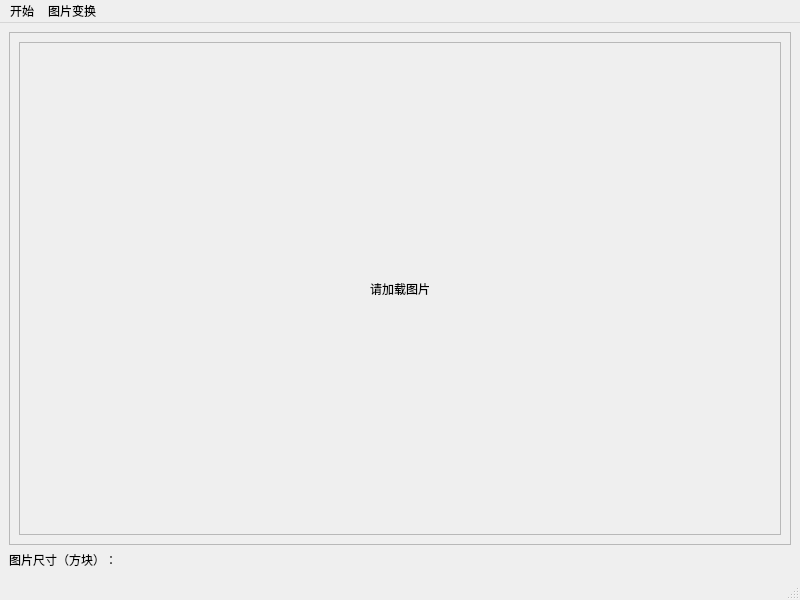
The window that imageCutter/CutterWind.ui (SlopeCraft/SlopeCraft) describes before a commit, drawn with Qt 5.
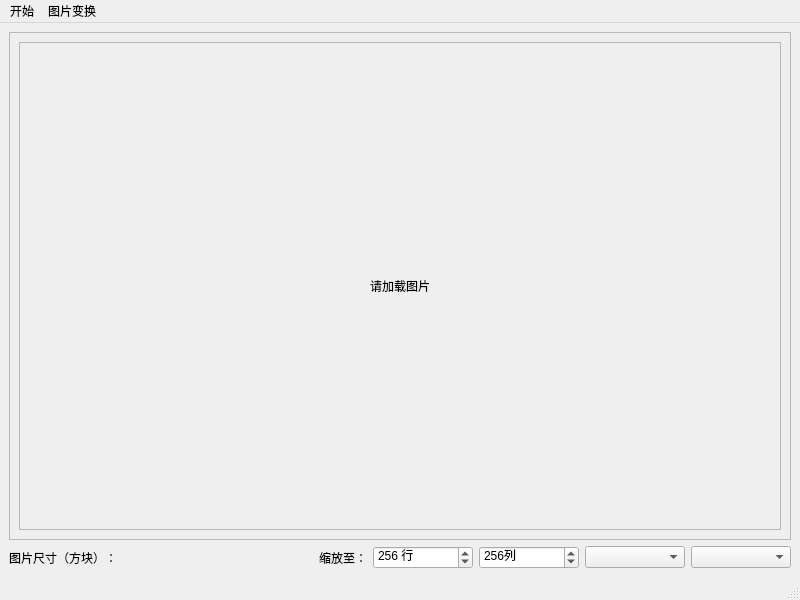
The same window after the commit.

Commit message: resize and cutting

Diff of the .ui file:
```diff
--- a/imageCutter/CutterWind.ui
+++ b/imageCutter/CutterWind.ui
@@ -15,7 +15,61 @@
   </property>
   <widget class="QWidget" name="centralwidget">
    <layout class="QGridLayout" name="gridLayout_2">
-    <item row="0" column="0">
+    <item row="1" column="3">
+     <widget class="QSpinBox" name="scaledCols">
+      <property name="minimumSize">
+       <size>
+        <width>100</width>
+        <height>0</height>
+       </size>
+      </property>
+      <property name="suffix">
+       <string>列</string>
+      </property>
+      <property name="minimum">
+       <number>1</number>
+      </property>
+      <property name="maximum">
+       <number>65536</number>
+      </property>
+      <property name="singleStep">
+       <number>32</number>
+      </property>
+      <property name="value">
+       <number>256</number>
+      </property>
+     </widget>
+    </item>
+    <item row="1" column="1">
+     <widget class="QLabel" name="label">
+      <property name="text">
+       <string>缩放至：</string>
+      </property>
+      <property name="alignment">
+       <set>Qt::AlignRight|Qt::AlignTrailing|Qt::AlignVCenter</set>
+      </property>
+     </widget>
+    </item>
+    <item row="1" column="0">
+     <widget class="QLabel" name="labelShowSize">
+      <property name="sizePolicy">
+       <sizepolicy hsizetype="MinimumExpanding" vsizetype="Preferred">
+        <horstretch>0</horstretch>
+        <verstretch>0</verstretch>
+       </sizepolicy>
+      </property>
+      <property name="minimumSize">
+       <size>
+        <width>150</width>
+        <height>0</height>
+       </size>
+      </property>
+      <property name="text">
+       <string>图片尺寸（方块）：</string>
+      </property>
+     </widget>
+    </item>
+    <item row="0" column="0" colspan="6">
      <widget class="QScrollArea" name="scrollArea">
       <property name="widgetResizable">
        <bool>true</bool>
@@ -26,7 +80,7 @@
          <x>0</x>
          <y>0</y>
          <width>780</width>
-         <height>516</height>
+         <height>511</height>
         </rect>
        </property>
        <layout class="QGridLayout" name="gridLayout_3">
@@ -59,10 +113,54 @@
       </widget>
      </widget>
     </item>
-    <item row="1" column="0">
-     <widget class="QLabel" name="labelShowSize">
-      <property name="text">
-       <string>图片尺寸（方块）：</string>
+    <item row="1" column="5">
+     <widget class="QComboBox" name="boxTransformationMode">
+      <property name="minimumSize">
+       <size>
+        <width>100</width>
+        <height>0</height>
+       </size>
+      </property>
+     </widget>
+    </item>
+    <item row="1" column="4">
+     <widget class="QComboBox" name="boxAspectRatioMode">
+      <property name="minimumSize">
+       <size>
+        <width>100</width>
+        <height>0</height>
+       </size>
+      </property>
+      <property name="editable">
+       <bool>false</bool>
+      </property>
+      <property name="currentIndex">
+       <number>-1</number>
+      </property>
+     </widget>
+    </item>
+    <item row="1" column="2">
+     <widget class="QSpinBox" name="scaledRows">
+      <property name="minimumSize">
+       <size>
+        <width>100</width>
+        <height>0</height>
+       </size>
+      </property>
+      <property name="suffix">
+       <string> 行</string>
+      </property>
+      <property name="minimum">
+       <number>1</number>
+      </property>
+      <property name="maximum">
+       <number>65536</number>
+      </property>
+      <property name="singleStep">
+       <number>32</number>
+      </property>
+      <property name="value">
+       <number>256</number>
       </property>
      </widget>
     </item>
```
The commit also changes 2 other files.
